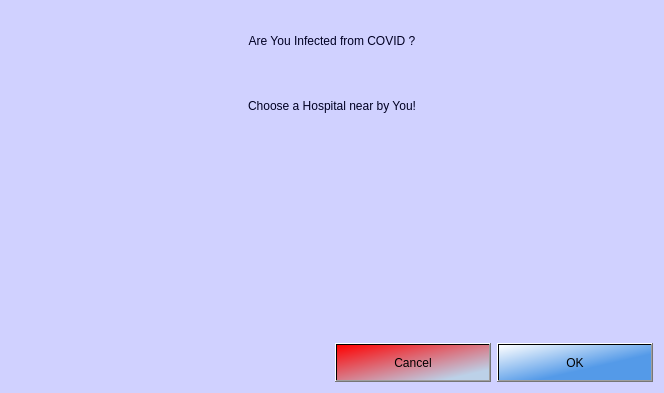
Before: the Qt Designer form Forms/choosehospitals.ui in ayush-regmi/CoviCURE, drawn with Qt 5.
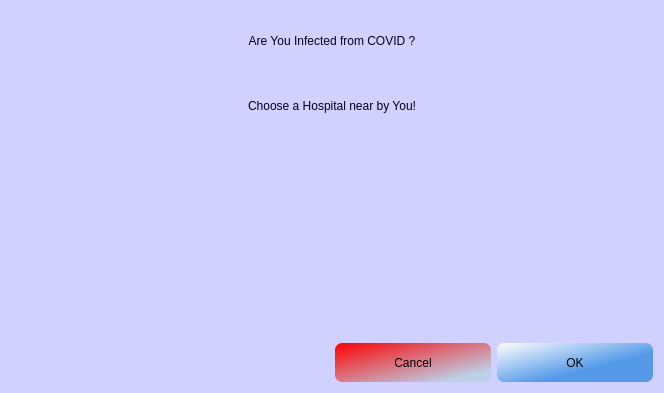
After: the same form once the commit is applied.

The edit to the form file:
```diff
--- a/Forms/choosehospitals.ui
+++ b/Forms/choosehospitals.ui
@@ -31,7 +31,9 @@
         </sizepolicy>
        </property>
        <property name="styleSheet">
-        <string notr="true">background-color: qlineargradient(spread:reflect, x1:0, y1:0, x2:1, y2:1, stop:0 rgba(255, 0, 0, 255), stop:0.853933 rgba(188, 209, 232, 255));</string>
+        <string notr="true">background-color: qlineargradient(spread:reflect, x1:0, y1:0, x2:1, y2:1, stop:0 rgba(255, 0, 0, 255), stop:0.853933 rgba(188, 209, 232, 255));
+
+border-radius: 7px;</string>
        </property>
        <property name="text">
         <string>Cancel</string>
@@ -47,7 +49,9 @@
         </sizepolicy>
        </property>
        <property name="styleSheet">
-        <string notr="true">background-color: qlineargradient(spread:reflect, x1:0, y1:0, x2:1, y2:1, stop:0 rgba(255, 255, 255, 255), stop:0.629213 rgba(84, 154, 232, 255));</string>
+        <string notr="true">background-color: qlineargradient(spread:reflect, x1:0, y1:0, x2:1, y2:1, stop:0 rgba(255, 255, 255, 255), stop:0.629213 rgba(84, 154, 232, 255));
+
+border-radius: 7px;</string>
        </property>
        <property name="text">
         <string>OK</string>
```
